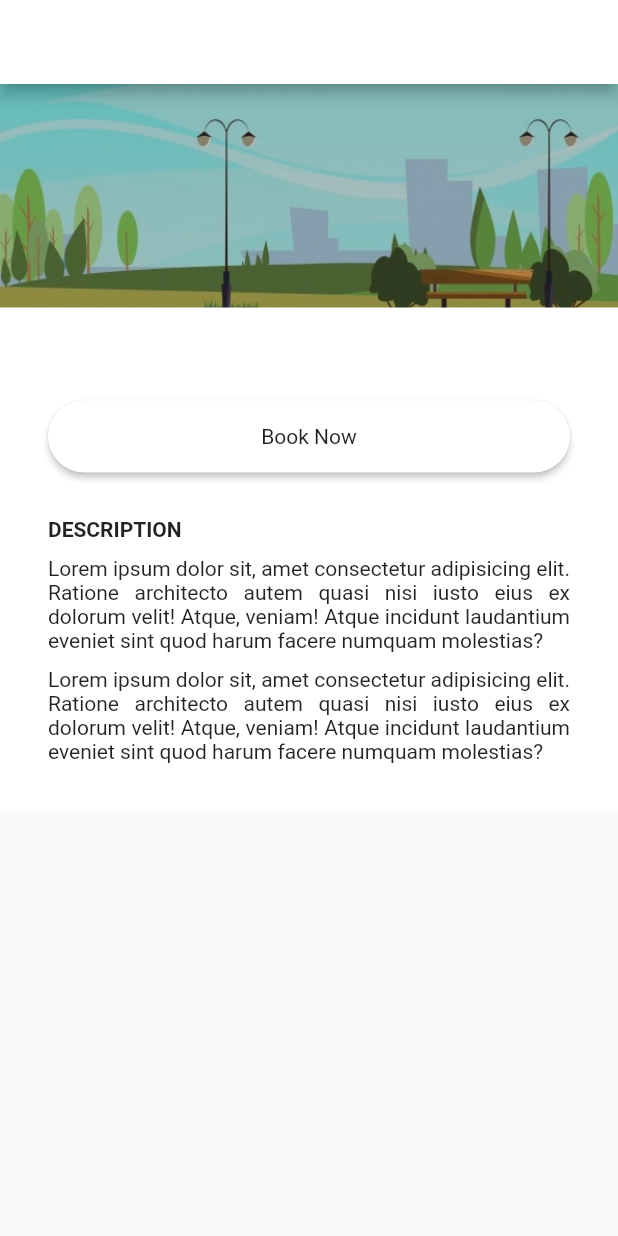
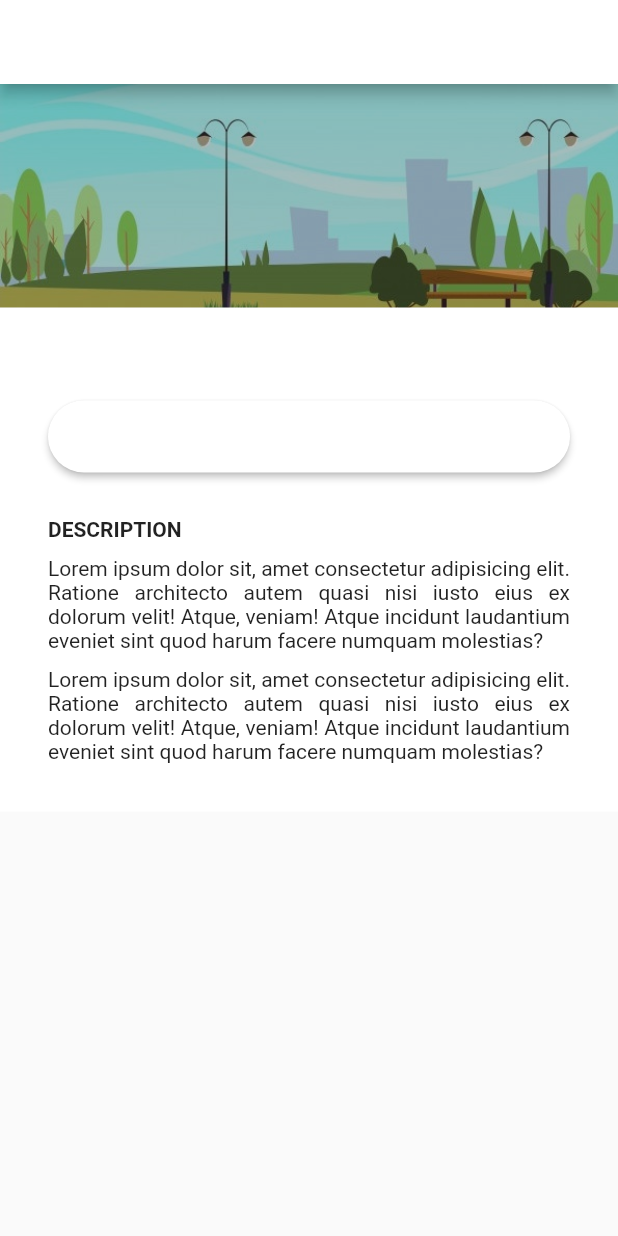
Before and after one commit to vyashh/event_app_ikfram, a Flutter app: the EventDetailsScreen screen opened directly with empty values, on a phone screen of 412 x 824 dp. Run offline on Flutter 3.47's test engine with Material 2 defaults, Android fonts, the phone set to English and light mode, and no system bars; our stand-ins replace cloud_firestore, firebase_auth, firebase_core; accounts and stored records are empty.

Commit message:
added color theming

```diff
--- a/lib/main.dart
+++ b/lib/main.dart
@@ -33,7 +33,7 @@ class MyApp extends StatelessWidget {
         theme: ThemeData(
           fontFamily: 'Roboto',
           primarySwatch: Colors.purple,
-          accentColor: Colors.amber,
+          accentColor: Colors.purple,
           visualDensity: VisualDensity.adaptivePlatformDensity,
         ),
         home: AuthWrapper(),
--- a/lib/screens/event_details_screen.dart
+++ b/lib/screens/event_details_screen.dart
@@ -103,8 +103,10 @@ class EventDetailsScreen extends StatelessWidget {
                           color: eventColor,
                           // textColor: Colors.white,
                           child: Text(
-                            "Book Now",
-                            style: TextStyle(fontWeight: FontWeight.normal),
+                            "View on Maps",
+                            style: TextStyle(
+                                fontWeight: FontWeight.normal,
+                                color: Colors.white),
                           ),
                           padding: const EdgeInsets.symmetric(
                             vertical: 16.0,
```
